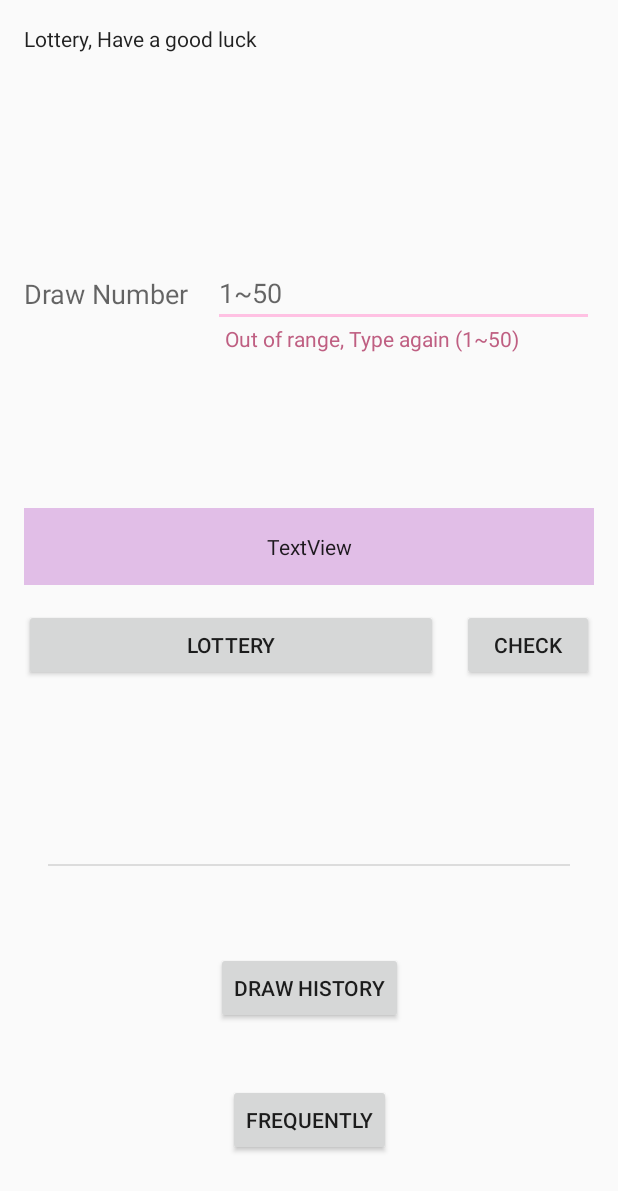
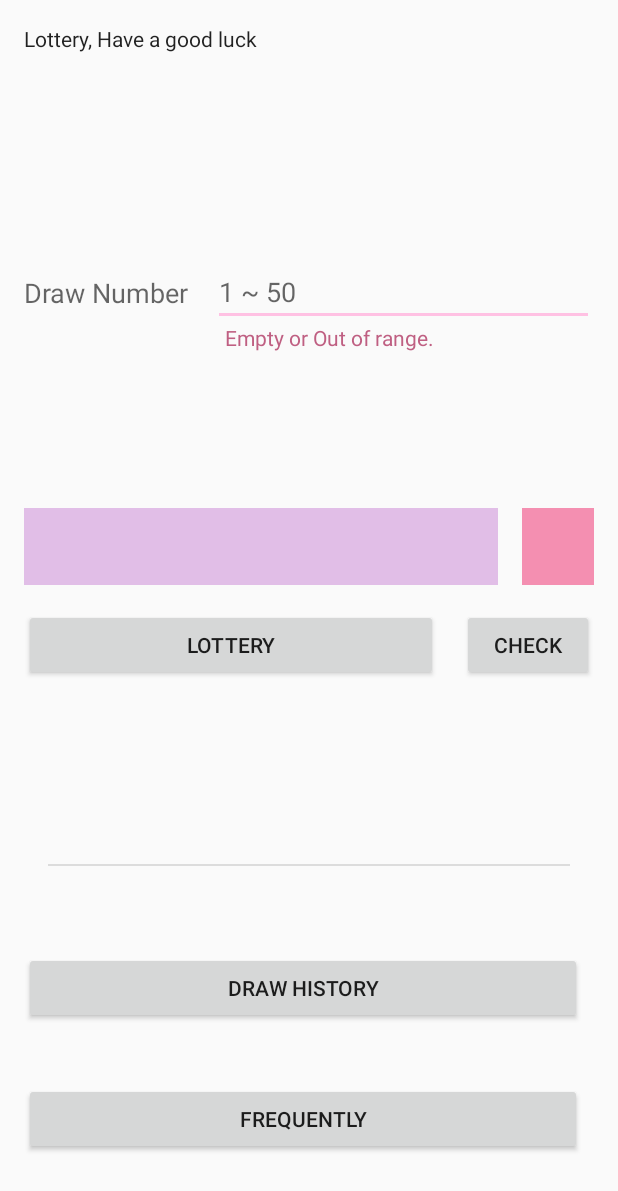
Before and after one commit to haejung83/lottery, an Android app: the MainFragment screen opened directly, with no data from a screen before it, on a phone screen of 412 x 824 dp. Shown: the top 1191 px of the screen. Run offline under Robolectric (Android 15) with nearby library versions, the phone set to English and light mode, and no system bars; our stand-ins replace RxJava, Timber, data binding; libraries missing offline, so code that uses them is left out: androidx.core.content; network calls fail; 5 statements that could not run were skipped.

Commit message:
Implemented some main screen
except launch a result dialog and frequently screen

```diff
--- /dev/null
+++ b/app/src/main/java/com/github/haejung83/LotteryConstants.kt
@@ -0,0 +1,3 @@
+package com.github.haejung83
+
+const val LOTTERY_DRAW_NUMBER_CACHE_LIMIT = 50
--- a/app/src/main/java/com/github/haejung83/data/LotteryRepository.kt
+++ b/app/src/main/java/com/github/haejung83/data/LotteryRepository.kt
@@ -1,6 +1,7 @@
 package com.github.haejung83.data
 
 import androidx.paging.DataSource
+import com.github.haejung83.LOTTERY_DRAW_NUMBER_CACHE_LIMIT
 import com.github.haejung83.data.local.Lottery
 import com.github.haejung83.data.local.LotteryDao
 import com.github.haejung83.data.remote.LotteryAPI
@@ -87,9 +88,4 @@ class LotteryRepository(
                     })
         }
 
-    companion object {
-        const val LOTTERY_DRAW_NUMBER_CACHE_LIMIT = 50
-//        const val LOTTERY_DRAW_NUMBER_CACHE_LIMIT = 865
-    }
-
 }
--- a/app/src/main/java/com/github/haejung83/data/local/Lottery.kt
+++ b/app/src/main/java/com/github/haejung83/data/local/Lottery.kt
@@ -18,4 +18,7 @@ data class Lottery(
     @PrimaryKey(autoGenerate = true)
     @ColumnInfo(name = "id")
     var id: Int = 0
+
+    fun toSixNumberList() =
+        listOf(drawNo1, drawNo2, drawNo3, drawNo4, drawNo5, drawNo6)
 }
--- /dev/null
+++ b/app/src/main/java/com/github/haejung83/extend/FragmentExt.kt
@@ -0,0 +1,9 @@
+package com.github.haejung83.extend
+
+import android.content.Intent
+import androidx.fragment.app.Fragment
+
+fun <T> Fragment.startActivity(clazz: Class<T>) {
+    val intent = Intent(context, clazz)
+    startActivity(intent)
+}
--- a/app/src/main/java/com/github/haejung83/presentation/main/MainFragment.kt
+++ b/app/src/main/java/com/github/haejung83/presentation/main/MainFragment.kt
@@ -2,10 +2,15 @@ package com.github.haejung83.presentation.main
 
 import android.os.Bundle
 import androidx.appcompat.app.AppCompatActivity
+import androidx.lifecycle.Observer
 import com.github.haejung83.R
 import com.github.haejung83.databinding.MainFragmentBinding
 import com.github.haejung83.extend.obtainViewModel
+import com.github.haejung83.extend.startActivity
 import com.github.haejung83.presentation.base.DataBindingFragment
+import com.github.haejung83.presentation.history.HistoryActivity
+import com.github.haejung83.presentation.main.MainViewModel.OpenScreen.OpenFrequentlyScreen
+import com.github.haejung83.presentation.main.MainViewModel.OpenScreen.OpenHistoryScreen
 
 class MainFragment : DataBindingFragment<MainFragmentBinding>() {
 
@@ -15,8 +20,16 @@ class MainFragment : DataBindingFragment<MainFragmentBinding>() {
     override fun onActivityCreated(savedInstanceState: Bundle?) {
         super.onActivityCreated(savedInstanceState)
         viewDataBinding.viewmodel = (activity as AppCompatActivity).obtainViewModel(MainViewModel::class.java).apply {
-
+            openScreenEvent.observe(this@MainFragment, Observer { event ->
+                event.getContentIfNotHandled()?.let { openScreen ->
+                    when (openScreen) {
+                        is OpenHistoryScreen -> startActivity(HistoryActivity::class.java)
+                        is OpenFrequentlyScreen -> TODO("not implmented yet")
+                    }
+                }
+            })
         }
+        viewDataBinding.lifecycleOwner = this
     }
 
     companion object {
--- a/app/src/main/java/com/github/haejung83/presentation/main/MainViewModel.kt
+++ b/app/src/main/java/com/github/haejung83/presentation/main/MainViewModel.kt
@@ -1,10 +1,100 @@
 package com.github.haejung83.presentation.main
 
+import androidx.lifecycle.LiveData
+import androidx.lifecycle.MediatorLiveData
+import androidx.lifecycle.MutableLiveData
+import androidx.lifecycle.Transformations
+import com.github.haejung83.LOTTERY_DRAW_NUMBER_CACHE_LIMIT
 import com.github.haejung83.data.LotteryRepository
+import com.github.haejung83.presentation.Event
 import com.github.haejung83.presentation.base.DisposableViewModel
+import io.reactivex.android.schedulers.AndroidSchedulers
+import io.reactivex.schedulers.Schedulers
+import timber.log.Timber
+import kotlin.random.Random
 
 class MainViewModel(
     private val lotteryRepository: LotteryRepository
 ) : DisposableViewModel() {
 
+    val cachedDrawCount = LOTTERY_DRAW_NUMBER_CACHE_LIMIT
+
+    private val _openScreenEvent = MutableLiveData<Event<OpenScreen>>()
+    val openScreenEvent: LiveData<Event<OpenScreen>>
+        get() = _openScreenEvent
+
+    private val _generatedLotteryNumbers = MutableLiveData<List<Int>>().apply { value = emptyList() }
+    val generatedLotteryNumbers: LiveData<String> = Transformations.map(_generatedLotteryNumbers) {
+        it.joinToString()
+    }
+
+    private val _generatedBonusNumber = MutableLiveData<Int>().apply { value = 0 }
+    val generatedBonusNumber: LiveData<String> = Transformations.map(_generatedBonusNumber) {
+        if (it != 0) it.toString() else ""
+    }
+
+    // Bi-directional
+    val drawNumber = MutableLiveData<String>()
+
+    // Check a validation of draw number field
+    val isSatisfiedDrawNumberField: LiveData<Boolean> = Transformations.map(drawNumber) {
+        it.isNotEmpty() && it.toInt() in 1..LOTTERY_DRAW_NUMBER_CACHE_LIMIT
+    }
+
+    // Check validation both draw number and generated number
+    val isSatisfiedDrawNumberAndGenerateNumbers: MediatorLiveData<Boolean> = MediatorLiveData()
+
+    // Build a MediatorLiveData for checking validation
+    init {
+        isSatisfiedDrawNumberAndGenerateNumbers.addSource(_generatedLotteryNumbers) {
+            isSatisfiedDrawNumberAndGenerateNumbers.value =
+                it.isNotEmpty() && isSatisfiedDrawNumberField.value ?: false
+        }
+        isSatisfiedDrawNumberAndGenerateNumbers.addSource(isSatisfiedDrawNumberField) {
+            isSatisfiedDrawNumberAndGenerateNumbers.value =
+                it && _generatedLotteryNumbers.value?.isNotEmpty() ?: false
+        }
+    }
+
+    fun generateLottery() {
+        val store = generateRandomSevenDigits()
+        val (sixDigits, bonus) = pickBonusNumber(store)
+        _generatedLotteryNumbers.value = sixDigits
+        _generatedBonusNumber.value = bonus
+    }
+
+    private fun generateRandomSevenDigits() =
+        mutableSetOf<Int>().apply {
+            while (size < 7) add(Random.nextInt(1, 46))
+        }.sorted()
+
+    private fun pickBonusNumber(generatedNumber: List<Int>): Pair<List<Int>, Int> {
+        val bonus = generatedNumber[Random.nextInt(7)]
+        return Pair(generatedNumber.filterNot { it == bonus }, bonus)
+    }
+
+    fun checkGeneratedLottery() {
+        drawNumber.value?.let {
+            lotteryRepository.getLotteryByDrawNumber(it.toInt())
+                .subscribeOn(Schedulers.io())
+                .observeOn(AndroidSchedulers.mainThread())
+                .subscribe {
+                    Timber.i("Selected Lottery: $it")
+                }
+        }
+    }
+
+    fun openHistory() {
+        _openScreenEvent.value = Event(OpenScreen.OpenHistoryScreen)
+    }
+
+    fun openFrequently() {
+        _openScreenEvent.value = Event(OpenScreen.OpenFrequentlyScreen)
+    }
+
+    sealed class OpenScreen {
+        object OpenHistoryScreen : OpenScreen()
+        object OpenFrequentlyScreen : OpenScreen()
+    }
+
 }
--- a/app/src/main/java/com/github/haejung83/presentation/splash/SplashViewModel.kt
+++ b/app/src/main/java/com/github/haejung83/presentation/splash/SplashViewModel.kt
@@ -2,6 +2,7 @@ package com.github.haejung83.presentation.splash
 
 import androidx.lifecycle.LiveData
 import androidx.lifecycle.MutableLiveData
+import com.github.haejung83.LOTTERY_DRAW_NUMBER_CACHE_LIMIT
 import com.github.haejung83.data.LotteryRepository
 import com.github.haejung83.presentation.Event
 import com.github.haejung83.presentation.base.DisposableViewModel
@@ -32,7 +33,7 @@ class SplashViewModel(
             .observeOn(AndroidSchedulers.mainThread())
             .subscribe({ count ->
                 Timber.i("Count: $count")
-                if (count != LotteryRepository.LOTTERY_DRAW_NUMBER_CACHE_LIMIT) {
+                if (count != LOTTERY_DRAW_NUMBER_CACHE_LIMIT) {
                     refreshLotteries()
                 } else {
                     _moveToEvent.value = Event(MoveToClass.MoveToMain)
--- a/app/src/main/res/layout/main_fragment.xml
+++ b/app/src/main/res/layout/main_fragment.xml
@@ -15,97 +15,151 @@
             android:layout_height="match_parent"
             tools:context=".presentation.main.MainFragment" android:id="@+id/container_layout">
         <TextView
-                android:text="Lottery, Have a good luck"
+                android:id="@+id/text_main_title"
                 android:layout_width="wrap_content"
                 android:layout_height="wrap_content"
-                android:id="@+id/text_main_title" android:layout_marginTop="16dp"
-                app:layout_constraintTop_toTopOf="parent" app:layout_constraintStart_toStartOf="parent"
-                android:layout_marginStart="16dp" android:textAppearance="@style/TextAppearance.AppCompat.Body1"/>
+                android:text="Lottery, Have a good luck"
+                android:layout_marginTop="16dp"
+                android:layout_marginStart="16dp"
+                android:textAppearance="@style/TextAppearance.AppCompat.Body1"
+                app:layout_constraintTop_toTopOf="parent"
+                app:layout_constraintStart_toStartOf="parent"/>
         <TextView
-                android:text="Draw Number"
+                android:id="@+id/text_draw_number_title"
                 android:layout_width="wrap_content"
                 android:layout_height="wrap_content"
-                android:id="@+id/text_draw_number_title"
+                android:text="Draw Number"
+                android:layout_marginStart="16dp"
+                android:textAppearance="@style/TextAppearance.AppCompat.Medium"
                 app:layout_constraintStart_toStartOf="parent"
-                android:layout_marginStart="16dp" app:layout_constraintTop_toTopOf="@+id/edit_draw_number"
-                app:layout_constraintBottom_toBottomOf="@+id/edit_draw_number"
-                android:textAppearance="@style/TextAppearance.AppCompat.Medium"/>
+                app:layout_constraintTop_toTopOf="@+id/edit_draw_number"
+                app:layout_constraintBottom_toBottomOf="@+id/edit_draw_number"/>
         <EditText
+                android:id="@+id/edit_draw_number"
                 android:layout_width="0dp"
                 android:layout_height="wrap_content"
+                android:text="@={viewmodel.drawNumber}"
+                android:hint="@{`1 ~ ` + viewmodel.cachedDrawCount}"
                 android:inputType="number"
                 android:ems="10"
-                android:id="@+id/edit_draw_number" android:layout_marginTop="24dp"
-                app:layout_constraintTop_toBottomOf="@+id/text_main_title" android:layout_marginEnd="16dp"
+                android:layout_marginStart="16dp"
+                android:layout_marginEnd="16dp"
+                android:layout_marginTop="24dp"
+                android:layout_marginBottom="8dp"
+                app:layout_constraintTop_toBottomOf="@+id/text_main_title"
                 app:layout_constraintEnd_toEndOf="parent"
-                app:layout_constraintStart_toEndOf="@+id/text_draw_number_title" android:layout_marginStart="16dp"
-                android:hint="1~50" android:layout_marginBottom="8dp"
+                app:layout_constraintStart_toEndOf="@+id/text_draw_number_title"
                 app:layout_constraintBottom_toTopOf="@+id/text_generated_lottery_numbers"/>
         <TextView
-                android:text="Out of range, Type again (1~50)"
+                android:id="@+id/text_draw_number_hint"
                 android:layout_width="0dp"
                 android:layout_height="wrap_content"
-                android:id="@+id/text_draw_number_hint"
+                android:text="Empty or Out of range."
+                android:visibility="@{safeUnbox(!viewmodel.isSatisfiedDrawNumberField) ? View.VISIBLE : View.INVISIBLE}"
                 app:layout_constraintStart_toStartOf="@+id/edit_draw_number"
-                app:layout_constraintEnd_toEndOf="@+id/edit_draw_number" android:layout_marginTop="8dp"
-                app:layout_constraintTop_toBottomOf="@+id/text_draw_number_title" android:layout_marginStart="8dp"
-                android:layout_marginEnd="8dp" android:textColor="@color/primaryDarkColor"/>
+                app:layout_constraintEnd_toEndOf="@+id/edit_draw_number"
+                app:layout_constraintTop_toBottomOf="@+id/text_draw_number_title"
+                android:layout_marginTop="8dp"
+                android:layout_marginStart="8dp"
+                android:layout_marginEnd="8dp"
+                android:textColor="@color/primaryDarkColor"/>
         <Button
-                android:text="Lottery"
+                android:id="@+id/button_generate_lottery"
                 android:layout_width="0dp"
                 android:layout_height="wrap_content"
-                android:id="@+id/button_generate_lottery"
+                android:text="Lottery"
+                android:layout_marginStart="16dp"
+                android:layout_marginTop="16dp"
+                android:layout_marginEnd="16dp"
+                android:onClick="@{() -> viewmodel.generateLottery()}"
                 app:layout_constraintStart_toStartOf="parent"
-                android:layout_marginStart="16dp" android:layout_marginTop="16dp"
                 app:layout_constraintTop_toBottomOf="@+id/text_generated_lottery_numbers"
-                app:layout_constraintEnd_toStartOf="@+id/button_check_lottery" android:layout_marginEnd="16dp"/>
+                app:layout_constraintEnd_toStartOf="@+id/button_check_lottery"/>
         <TextView
-                android:text="TextView"
+                android:id="@+id/text_generated_lottery_numbers"
                 android:layout_width="0dp"
                 android:layout_height="wrap_content"
-                android:id="@+id/text_generated_lottery_numbers" app:layout_constraintEnd_toEndOf="parent"
+                android:text="@{viewmodel.generatedLotteryNumbers}"
+                android:layout_marginStart="16dp"
                 android:layout_marginEnd="16dp"
-                app:layout_constraintStart_toStartOf="parent" android:layout_marginStart="16dp"
-                android:background="@color/secondaryColor" android:gravity="center"
-                android:textAppearance="@style/TextAppearance.AppCompat.Body1" android:paddingTop="16dp"
-                android:paddingBottom="16dp" android:layout_marginTop="8dp" app:layout_constraintTop_toTopOf="parent"
-                android:layout_marginBottom="8dp" app:layout_constraintBottom_toTopOf="@+id/divider_one"
-                app:layout_constraintVertical_bias="0.65"/>
+                android:layout_marginTop="8dp"
+                android:layout_marginBottom="8dp"
+                android:paddingTop="16dp"
+                android:paddingBottom="16dp"
+                android:gravity="center"
+                android:background="@color/secondaryColor"
+                android:textAppearance="@style/TextAppearance.AppCompat.Body1"
+                app:layout_constraintStart_toStartOf="parent"
+                app:layout_constraintTop_toTopOf="parent"
+                app:layout_constraintBottom_toTopOf="@+id/divider_one"
+                app:layout_constraintVertical_bias="0.65"
+                app:layout_constraintEnd_toStartOf="@+id/text_generated_bonus_number"/>
+        <TextView
+                android:id="@+id/text_generated_bonus_number"
+                android:layout_width="48dp"
+                android:layout_height="0dp"
+                android:text="@{viewmodel.generatedBonusNumber}"
+                app:layout_constraintEnd_toEndOf="parent"
+                app:layout_constraintTop_toTopOf="@+id/text_generated_lottery_numbers"
+                app:layout_constraintBottom_toBottomOf="@+id/text_generated_lottery_numbers"
+                android:layout_marginEnd="16dp"
+                android:paddingStart="8dp"
+                android:paddingEnd="8dp"
+                android:paddingTop="8dp"
+                android:paddingBottom="8dp"
+                android:gravity="center"
+                android:background="@color/primaryColor"/>
         <View
                 android:id="@+id/divider_one"
                 android:layout_width="0dp"
                 android:layout_height="1dp"
                 android:background="?android:attr/listDivider"
+                android:layout_marginStart="32dp"
+                android:layout_marginEnd="32dp"
                 app:layout_constraintStart_toStartOf="parent"
-                android:layout_marginStart="32dp" app:layout_constraintEnd_toEndOf="parent"
-                android:layout_marginEnd="32dp" app:layout_constraintTop_toTopOf="parent"
-                app:layout_constraintBottom_toBottomOf="parent" app:layout_constraintVertical_bias="0.7"/>
+                app:layout_constraintEnd_toEndOf="parent"
+                app:layout_constraintTop_toTopOf="parent"
+                app:layout_constraintBottom_toBottomOf="parent"
+                app:layout_constraintVertical_bias="0.7"/>
         <Button
-                android:text="Check"
+                android:id="@+id/button_check_lottery"
                 android:layout_width="wrap_content"
                 android:layout_height="wrap_content"
-                android:id="@+id/button_check_lottery"
+                android:text="Check"
                 android:layout_marginTop="16dp"
+                android:layout_marginEnd="16dp"
+                android:enabled="@{safeUnbox(viewmodel.isSatisfiedDrawNumberAndGenerateNumbers)}"
+                android:onClick="@{() -> viewmodel.checkGeneratedLottery()}"
                 app:layout_constraintTop_toBottomOf="@+id/text_generated_lottery_numbers"
-                app:layout_constraintEnd_toEndOf="parent" android:layout_marginEnd="16dp"/>
+                app:layout_constraintEnd_toEndOf="parent"/>
+
         <Button
+                android:id="@+id/button_draw_history"
+                android:layout_width="0dp"
+                android:layout_height="wrap_content"
+                android:text="Draw History"
+                android:onClick="@{() -> viewmodel.openHistory()}"
+                android:layout_marginBottom="8dp"
+                android:layout_marginEnd="8dp"
+                app:layout_constraintStart_toStartOf="@+id/text_generated_lottery_numbers"
+                app:layout_constraintEnd_toEndOf="@+id/text_generated_bonus_number"
+                app:layout_constraintTop_toBottomOf="@+id/divider_one"
+                app:layout_constraintBottom_toBottomOf="parent"
+                app:layout_constraintVertical_bias="0.3"/>
+        <Button
+                android:id="@+id/button_frequently_number"
+                android:layout_width="0dp"
+                android:layout_height="wrap_content"
                 android:text="Frequently"
-                android:layout_width="wrap_content"
-                android:layout_height="wrap_content"
-                android:id="@+id/button_frequently_number"
-                app:layout_constraintEnd_toEndOf="@+id/divider_one" app:layout_constraintStart_toStartOf="@+id/divider_one"
+                android:onClick="@{() -> viewmodel.openFrequently()}"
+                android:layout_marginTop="8dp"
                 android:layout_marginBottom="8dp"
+                app:layout_constraintEnd_toEndOf="@+id/button_draw_history"
+                app:layout_constraintStart_toStartOf="@+id/button_draw_history"
                 app:layout_constraintBottom_toBottomOf="parent"
-                android:layout_marginTop="8dp" app:layout_constraintTop_toBottomOf="@+id/divider_one"
+                app:layout_constraintTop_toBottomOf="@+id/divider_one"
                 app:layout_constraintVertical_bias="0.75"/>
-        <Button
-                android:text="Draw History"
-                android:layout_width="wrap_content"
-                android:layout_height="wrap_content"
-                android:id="@+id/button_draw_history"
-                app:layout_constraintStart_toStartOf="@+id/divider_one"
-                app:layout_constraintEnd_toEndOf="@+id/divider_one" app:layout_constraintTop_toBottomOf="@+id/divider_one"
-                android:layout_marginBottom="8dp" app:layout_constraintBottom_toBottomOf="parent"
-                app:layout_constraintVertical_bias="0.3"/>
+
+
     </androidx.constraintlayout.widget.ConstraintLayout>
 </layout>
--- a/app/src/main/res/values/colors.xml
+++ b/app/src/main/res/values/colors.xml
@@ -1,7 +1,7 @@
 <?xml version="1.0" encoding="utf-8"?>
 <resources>
 
-    <color name="primaryColor">#f48fb1</color>
+    <color name="primaryColor">#F48FB1</color>
     <color name="primaryLightColor">#ffc1e3</color>
     <color name="primaryDarkColor">#BF5F82</color>
     <color name="secondaryColor">#E1BEE7</color>
```
